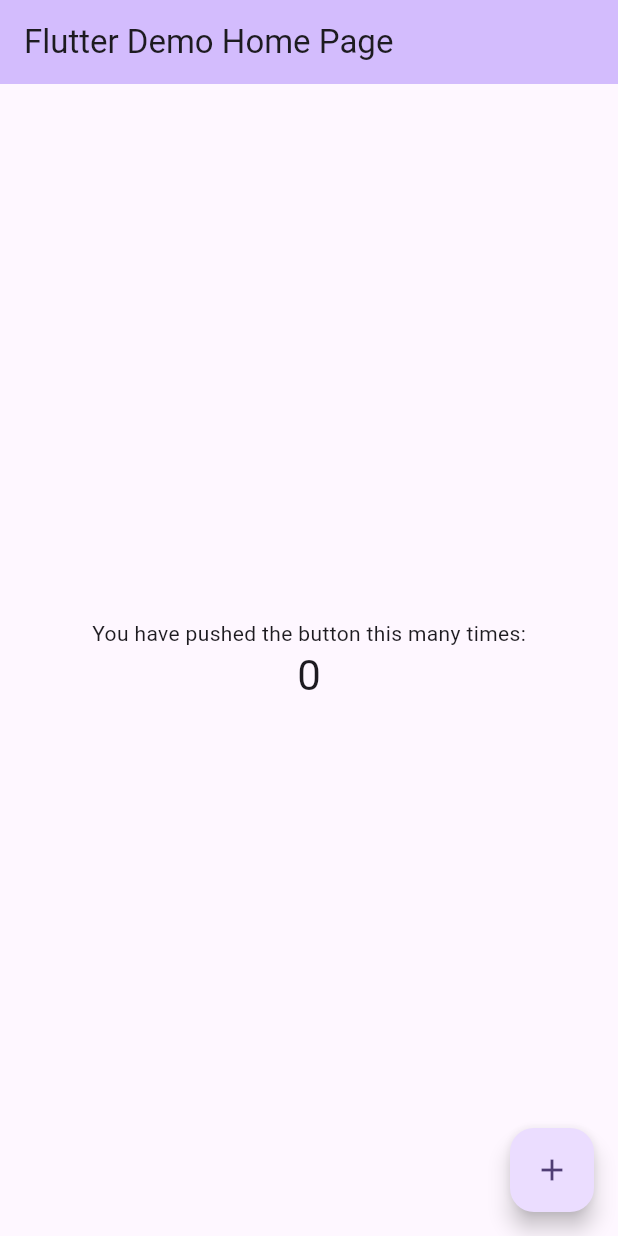
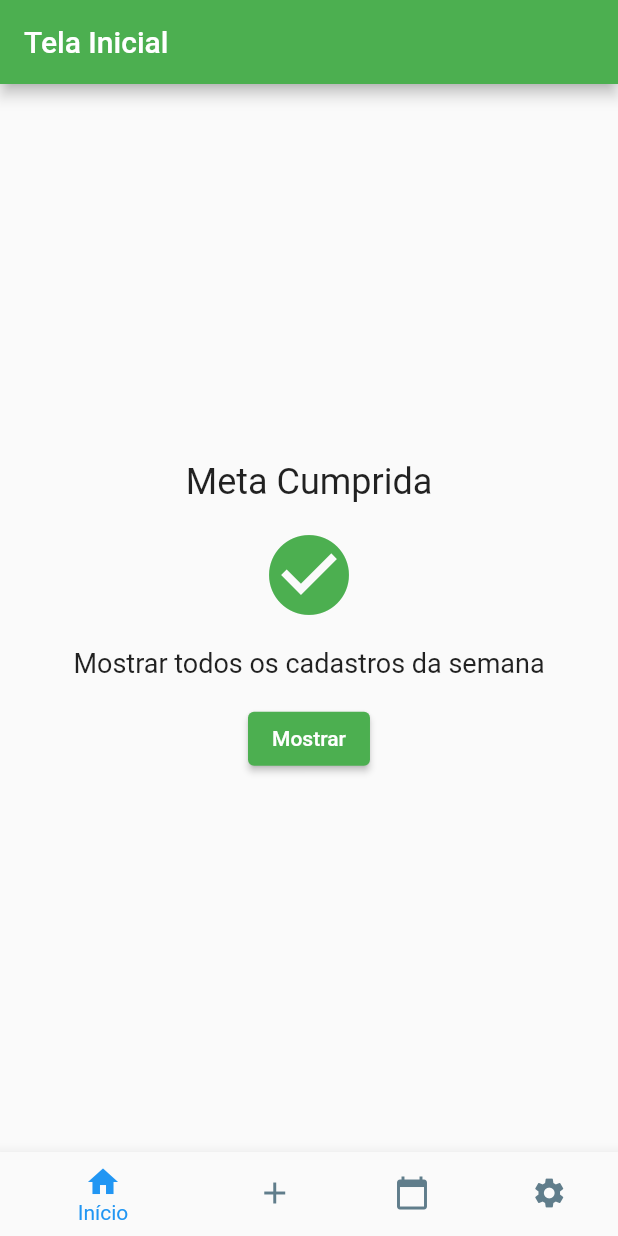
Before and after one commit to italosilva18/coletor, a Flutter app: the screen it shows after launch, on a phone screen of 412 x 824 dp. Run offline on Flutter 3.47's test engine with Material 2 defaults, Android fonts, the phone set to English and light mode, and no system bars; our stand-ins replace firebase_core; accounts and stored records are empty.

Commit message:
Coneção com banco de daos firebase e registro de 07 telas

```diff
--- a/lib/main.dart
+++ b/lib/main.dart
@@ -1,125 +1,20 @@
 import 'package:flutter/material.dart';
+import 'package:registrafit/screens/registro_screen.dart';
+
 
 void main() {
-  runApp(const MyApp());
+  runApp(MyApp());
 }
 
 class MyApp extends StatelessWidget {
-  const MyApp({super.key});
-
-  // This widget is the root of your application.
   @override
   Widget build(BuildContext context) {
     return MaterialApp(
-      title: 'Flutter Demo',
+      title: 'Registro de Atividades Físicas',
       theme: ThemeData(
-        // This is the theme of your application.
-        //
-        // TRY THIS: Try running your application with "flutter run". You'll see
-        // the application has a blue toolbar. Then, without quitting the app,
-        // try changing the seedColor in the colorScheme below to Colors.green
-        // and then invoke "hot reload" (save your changes or press the "hot
-        // reload" button in a Flutter-supported IDE, or press "r" if you used
-        // the command line to start the app).
-        //
-        // Notice that the counter didn't reset back to zero; the application
-        // state is not lost during the reload. To reset the state, use hot
-        // restart instead.
-        //
-        // This works for code too, not just values: Most code changes can be
-        // tested with just a hot reload.
-        colorScheme: ColorScheme.fromSeed(seedColor: Colors.deepPurple),
-        useMaterial3: true,
+        primarySwatch: Colors.green,
       ),
-      home: const MyHomePage(title: 'Flutter Demo Home Page'),
+      home: RegistroScreen(),
     );
   }
 }
-
-class MyHomePage extends StatefulWidget {
-  const MyHomePage({super.key, required this.title});
-
-  // This widget is the home page of your application. It is stateful, meaning
-  // that it has a State object (defined below) that contains fields that affect
-  // how it looks.
-
-  // This class is the configuration for the state. It holds the values (in this
-  // case the title) provided by the parent (in this case the App widget) and
-  // used by the build method of the State. Fields in a Widget subclass are
-  // always marked "final".
-
-  final String title;
-
-  @override
-  State<MyHomePage> createState() => _MyHomePageState();
-}
-
-class _MyHomePageState extends State<MyHomePage> {
-  int _counter = 0;
-
-  void _incrementCounter() {
-    setState(() {
-      // This call to setState tells the Flutter framework that something has
-      // changed in this State, which causes it to rerun the build method below
-      // so that the display can reflect the updated values. If we changed
-      // _counter without calling setState(), then the build method would not be
-      // called again, and so nothing would appear to happen.
-      _counter++;
-    });
-  }
-
-  @override
-  Widget build(BuildContext context) {
-    // This method is rerun every time setState is called, for instance as done
-    // by the _incrementCounter method above.
-    //
-    // The Flutter framework has been optimized to make rerunning build methods
-    // fast, so that you can just rebuild anything that needs updating rather
-    // than having to individually change instances of widgets.
-    return Scaffold(
-      appBar: AppBar(
-        // TRY THIS: Try changing the color here to a specific color (to
-        // Colors.amber, perhaps?) and trigger a hot reload to see the AppBar
-        // change color while the other colors stay the same.
-        backgroundColor: Theme.of(context).colorScheme.inversePrimary,
-        // Here we take the value from the MyHomePage object that was created by
-        // the App.build method, and use it to set our appbar title.
-        title: Text(widget.title),
-      ),
-      body: Center(
-        // Center is a layout widget. It takes a single child and positions it
-        // in the middle of the parent.
-        child: Column(
-          // Column is also a layout widget. It takes a list of children and
-          // arranges them vertically. By default, it sizes itself to fit its
-          // children horizontally, and tries to be as tall as its parent.
-          //
-          // Column has various properties to control how it sizes itself and
-          // how it positions its children. Here we use mainAxisAlignment to
-          // center the children vertically; the main axis here is the vertical
-          // axis because Columns are vertical (the cross axis would be
-          // horizontal).
-          //
-          // TRY THIS: Invoke "debug painting" (choose the "Toggle Debug Paint"
-          // action in the IDE, or press "p" in the console), to see the
-          // wireframe for each widget.
-          mainAxisAlignment: MainAxisAlignment.center,
-          children: <Widget>[
-            const Text(
-              'You have pushed the button this many times:',
-            ),
-            Text(
-              '$_counter',
-              style: Theme.of(context).textTheme.headlineMedium,
-            ),
-          ],
-        ),
-      ),
-      floatingActionButton: FloatingActionButton(
-        onPressed: _incrementCounter,
-        tooltip: 'Increment',
-        child: const Icon(Icons.add),
-      ), // This trailing comma makes auto-formatting nicer for build methods.
-    );
-  }
-}
--- /dev/null
+++ b/lib/screens/registro_screen.dart
@@ -0,0 +1,60 @@
+import 'package:flutter/material.dart';
+import 'tela_inicial.dart';
+import 'cadastro_page.dart';
+import 'rotina_page.dart';
+import 'configuracao_page.dart';
+
+class RegistroScreen extends StatefulWidget {
+  @override
+  _RegistroScreenState createState() => _RegistroScreenState();
+}
+
+class _RegistroScreenState extends State<RegistroScreen> {
+  int _selectedIndex = 0;
+
+  List<Widget> _telas = [
+    TelaInicial(),
+    CadastroPage(),
+    RotinaPage(),
+    ConfiguracaoPage(),
+  ];
+
+  void _onItemTapped(int index) {
+    setState(() {
+      _selectedIndex = index;
+    });
+  }
+
+  @override
+  Widget build(BuildContext context) {
+    return Scaffold(
+
+      body: _telas[_selectedIndex],
+      bottomNavigationBar: BottomNavigationBar(
+        currentIndex: _selectedIndex,
+        onTap: _onItemTapped,
+        items: [
+          BottomNavigationBarItem(
+            icon: Icon(Icons.home),
+            label: 'Início',
+          ),
+          BottomNavigationBarItem(
+            icon: Icon(Icons.add),
+            label: 'Cadastro',
+          ),
+          BottomNavigationBarItem(
+            icon: Icon(Icons.calendar_today),
+            label: 'Rotina',
+          ),
+          BottomNavigationBarItem(
+            icon: Icon(Icons.settings),
+            label: 'Configuração',
+          ),
+        ],
+        backgroundColor: Colors.grey,
+        selectedItemColor: Colors.blue,
+        unselectedItemColor: Colors.blueGrey,
+      ),
+    );
+  }
+}
--- /dev/null
+++ b/lib/screens/tela_inicial.dart
@@ -0,0 +1,43 @@
+import 'package:flutter/material.dart';
+
+class TelaInicial extends StatelessWidget {
+  @override
+  Widget build(BuildContext context) {
+    return Scaffold(
+      appBar: AppBar(
+
+        title: Text('Tela Inicial'),
+
+      ),
+      body: Center(
+        child: Column(
+          mainAxisAlignment: MainAxisAlignment.center,
+          children: [
+            Text(
+              'Meta Cumprida',
+              style: TextStyle(fontSize: 24),
+            ),
+            SizedBox(height: 16),
+            Icon(
+              Icons.check_circle,
+              size: 64,
+              color: Colors.green,
+            ),
+            SizedBox(height: 16),
+            Text(
+              'Mostrar todos os cadastros da semana',
+              style: TextStyle(fontSize: 18),
+            ),
+            SizedBox(height: 16),
+            ElevatedButton(
+              onPressed: () {
+                // Implementar ação do botão para mostrar os cadastros da semana
+              },
+              child: Text('Mostrar'),
+            ),
+          ],
+        ),
+      ),
+    );
+  }
+}
```
Also changed, not shown: database.rules.json (added, +7 -0 lines), lib/screens/cadastro_page.dart (added, +111 -0 lines), lib/screens/configuracao_page.dart (added, +30 -0 lines), lib/screens/rotina_page.dart (added, +73 -0 lines), loga no firebase.txt (added, +14 -0 lines), firebase.json (added), lib/firebase_options.dart (added), 6 other files.
